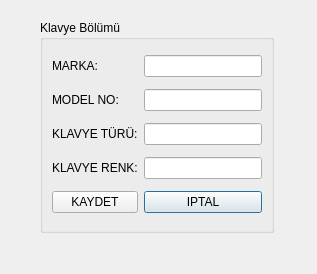
Qt form UI/VeriFormlari/tmoklavyetanimlamaformu.ui (onur35iii/TeknolojiMarketiOtomasyonu) before a commit.
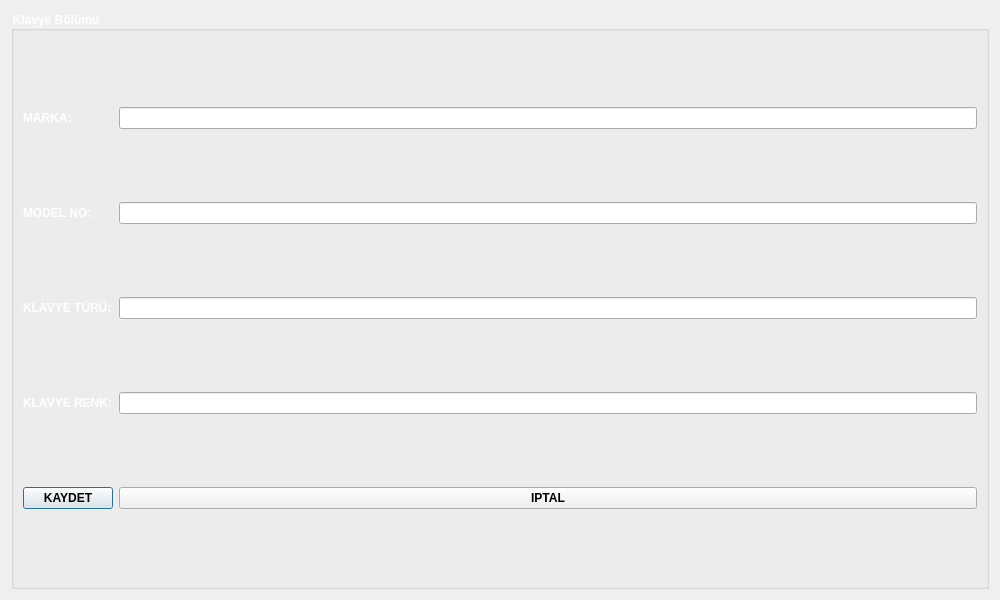
The same form after that commit. Icons and pictures are not drawn.

Patch:
```diff
--- a/UI/VeriFormlari/tmoklavyetanimlamaformu.ui
+++ b/UI/VeriFormlari/tmoklavyetanimlamaformu.ui
@@ -6,40 +6,78 @@
    <rect>
     <x>0</x>
     <y>0</y>
-    <width>317</width>
-    <height>274</height>
+    <width>1000</width>
+    <height>600</height>
    </rect>
   </property>
+  <property name="minimumSize">
+   <size>
+    <width>1000</width>
+    <height>600</height>
+   </size>
+  </property>
+  <property name="maximumSize">
+   <size>
+    <width>1000</width>
+    <height>600</height>
+   </size>
+  </property>
   <property name="windowTitle">
    <string>Dialog</string>
   </property>
+  <property name="styleSheet">
+   <string notr="true">TMOKlavyeTanimlamaFormu{
+
+	background-image: url(:/resimler/klavye.jpg);
+}
+
+QLabel {
+   font:Bold; 
+   color: #ffffff;
+}
+QGroupBox {
+    font:Bold;
+color: #ffffff;
+}
+QPushButton{font:Bold;}
+
+
+</string>
+  </property>
+  <layout class="QGridLayout" name="gridLayout">
+   <item row="0" column="0">
   <widget class="QGroupBox" name="GBKlavyeBolumu">
-   <property name="geometry">
-    <rect>
-     <x>40</x>
-     <y>20</y>
-     <width>234</width>
-     <height>213</height>
-    </rect>
-   </property>
    <property name="title">
     <string>Klavye Bölümü</string>
    </property>
    <layout class="QGridLayout" name="gridLayout_2">
-    <item row="4" column="0">
-     <widget class="QLabel" name="LKlavyeRenk">
+      <item row="0" column="0">
+       <widget class="QLabel" name="LMarka">
       <property name="text">
-       <string>KLAVYE RENK:</string>
+         <string>MARKA:</string>
       </property>
       <property name="buddy">
        <cstring>LEKlavyeRenk</cstring>
       </property>
      </widget>
     </item>
-    <item row="4" column="1">
-     <widget class="QLineEdit" name="LEKlavyeRenk"/>
-    </item>
-    <item row="3" column="0">
+      <item row="0" column="1">
+       <widget class="QLineEdit" name="LEMarka"/>
+      </item>
+      <item row="1" column="0">
+       <widget class="QLabel" name="LModelNo">
+        <property name="text">
+         <string>MODEL NO:</string>
+        </property>
+        <property name="buddy">
+         <cstring>LEModelNo</cstring>
+        </property>
+       </widget>
+      </item>
+      <item row="1" column="1">
+       <widget class="QLineEdit" name="LEModelNo"/>
+      </item>
+      <item row="2" column="0">
      <widget class="QLabel" name="LKlavyeTuru">
       <property name="text">
        <string>KLAVYE TÜRÜ:</string>
@@ -49,51 +87,40 @@
       </property>
      </widget>
     </item>
-    <item row="1" column="1">
-     <widget class="QLineEdit" name="LEModelNo"/>
-    </item>
-    <item row="3" column="1">
+      <item row="2" column="1">
      <widget class="QLineEdit" name="LEKlavyeTuru"/>
     </item>
-    <item row="5" column="1">
-     <widget class="QPushButton" name="PBIptal">
+      <item row="3" column="0">
+       <widget class="QLabel" name="LKlavyeRenk">
       <property name="text">
-       <string>IPTAL</string>
+         <string>KLAVYE RENK:</string>
+        </property>
+        <property name="buddy">
+         <cstring>LEKlavyeRenk</cstring>
       </property>
      </widget>
     </item>
-    <item row="5" column="0">
+      <item row="3" column="1">
+       <widget class="QLineEdit" name="LEKlavyeRenk"/>
+      </item>
+      <item row="4" column="0">
      <widget class="QPushButton" name="PBKaydet">
       <property name="text">
        <string>KAYDET</string>
       </property>
      </widget>
     </item>
-    <item row="1" column="0">
-     <widget class="QLabel" name="LModelNo">
+      <item row="4" column="1">
+       <widget class="QPushButton" name="PBIptal">
       <property name="text">
-       <string>MODEL NO:</string>
-      </property>
-      <property name="buddy">
-       <cstring>LEModelNo</cstring>
-      </property>
-     </widget>
-    </item>
-    <item row="0" column="0">
-     <widget class="QLabel" name="LMarka">
-      <property name="text">
-       <string>MARKA:</string>
-      </property>
-      <property name="buddy">
-       <cstring>LEMarka</cstring>
-      </property>
-     </widget>
-    </item>
-    <item row="0" column="1">
-     <widget class="QLineEdit" name="LEMarka"/>
-    </item>
-   </layout>
-  </widget>
+         <string>IPTAL</string>
+        </property>
+       </widget>
+      </item>
+     </layout>
+    </widget>
+   </item>
+  </layout>
  </widget>
  <tabstops>
   <tabstop>LEMarka</tabstop>
```
Left out of the diff: 2 changed lines with no effect on the pictures. Lines whose indentation alone changed are shown as unchanged.
